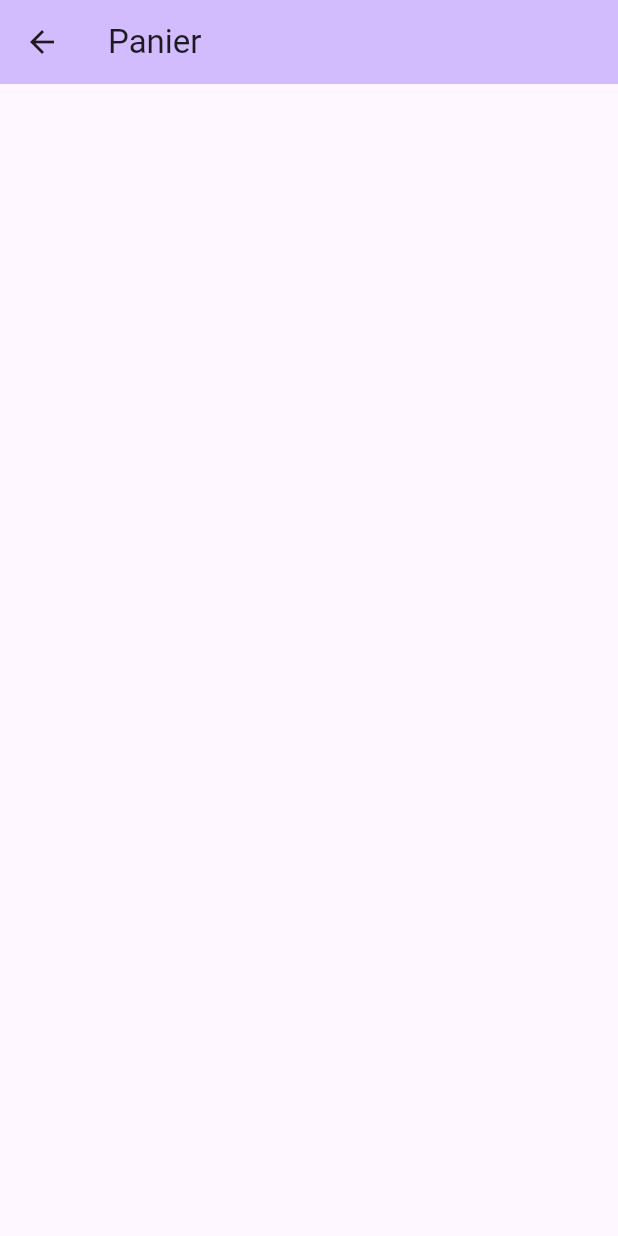
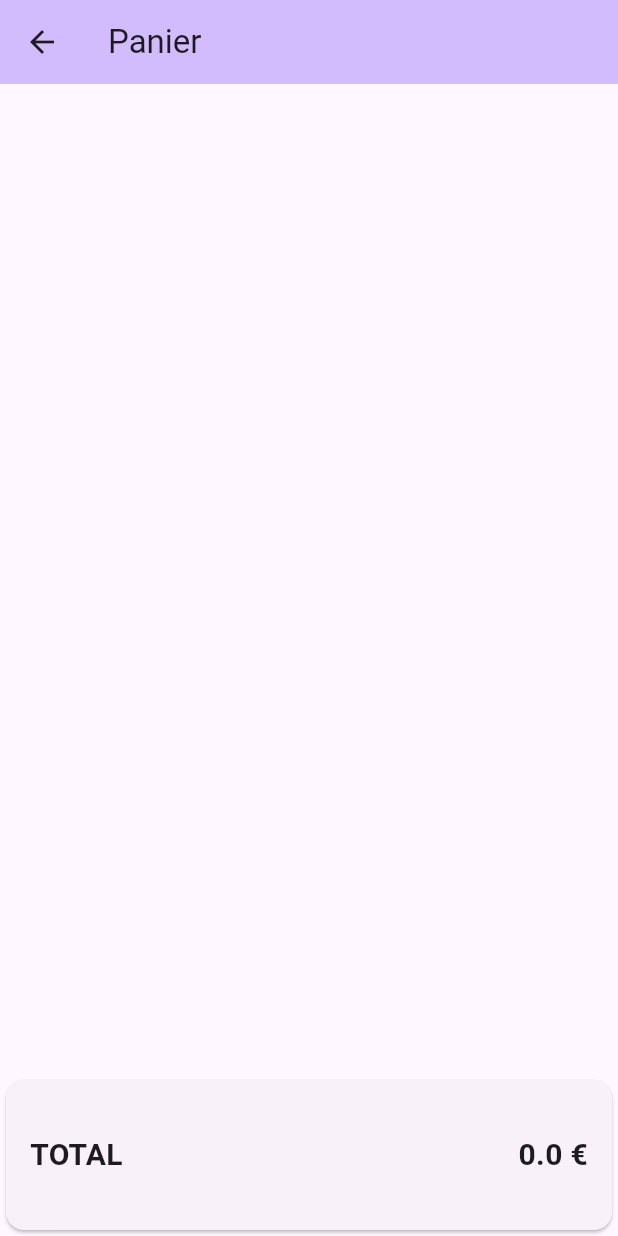
Before and after one commit to oulanbator/cours_flutter_panier_de_commandes, a Flutter app: the CartPage screen opened directly, on a phone screen of 412 x 824 dp. Run offline on Flutter 3.47's test engine with Material 3 defaults, Android fonts, the phone set to English and light mode, and no system bars.

Commit message:
Add Total box to CartPage

```diff
--- a/lib/model/cart_model.dart
+++ b/lib/model/cart_model.dart
@@ -17,4 +17,14 @@ class CartModel extends ChangeNotifier {
       notifyListeners(); // Notifie les écouteurs après la suppression d'un élément par son indice
     }
   }
+
+  double getTotal() {
+    double total = 0;
+
+    for (var item in _items) {
+      total += item.price;
+    }
+
+    return total;
+  }
 }
--- a/lib/screens/cart_page.dart
+++ b/lib/screens/cart_page.dart
@@ -1,5 +1,6 @@
 import 'package:cours_flutter_panier_de_commandes/model/cart_model.dart';
 import 'package:flutter/material.dart';
+import 'package:flutter/widgets.dart';
 import 'package:provider/provider.dart';
 
 class CartPage extends StatelessWidget {
@@ -14,7 +15,11 @@ class CartPage extends StatelessWidget {
       ),
       // Le panier doit être mis à jour lorsque son contenu change, on utilise donc Consumer
       body: Consumer<CartModel>(
-        builder: (context, cart, child) => ListView.builder(
+        builder: (context, cart, child) => Column(
+          children: [
+            // On wrap ListView dans un Expanded pour éviter les problèmes de layout (Un ListView dans un Column)
+            Expanded(
+              child: ListView.builder(
                 itemCount: cart.items.length,
                 itemBuilder: (context, index) {
                   // Récupère l'item et retourne un ListTile
@@ -30,6 +35,37 @@ class CartPage extends StatelessWidget {
                 },
               ),
             ),
+            // Une proposition d'implémentation avec un Card
+            Card(
+              child: SizedBox(
+                height: 100,
+                child: Padding(
+                  padding: const EdgeInsets.all(16.0),
+                  child: Row(
+                    mainAxisAlignment: MainAxisAlignment.spaceBetween,
+                    children: [
+                      const Text(
+                        "TOTAL",
+                        style: TextStyle(
+                          fontSize: 20,
+                          fontWeight: FontWeight.bold,
+                        ),
+                      ),
+                      Text(
+                        '${cart.getTotal()} €',
+                        style: const TextStyle(
+                          fontSize: 20,
+                          fontWeight: FontWeight.bold,
+                        ),
+                      ),
+                    ],
+                  ),
+                ),
+              ),
+            ),
+          ],
+        ),
+      ),
     );
   }
 }
```
Lines whose indentation alone changed are shown as unchanged.
